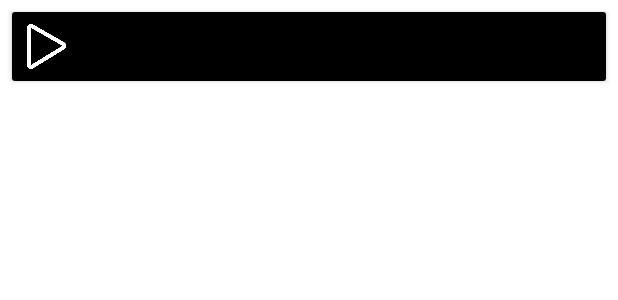
After one commit to Grigalgol/KinoHype, an Android app: the layout trailer.xml on its own in the app's theme, with its tools: preview values and no code run, on a phone screen of 412 x 824 dp. The commit adds this screen. Shown: the top 300 px of the screen. Run offline under Robolectric (Android 15) with nearby library versions, the phone set to English and light mode, and no system bars.

Commit message:
Add Trailers andReviews

```diff
--- /dev/null
+++ b/app/src/main/res/layout/trailer.xml
@@ -0,0 +1,38 @@
+<?xml version="1.0" encoding="utf-8"?>
+<androidx.cardview.widget.CardView xmlns:android="http://schemas.android.com/apk/res/android"
+    xmlns:tools="http://schemas.android.com/tools"
+    android:layout_width="match_parent"
+    android:layout_height="wrap_content"
+    xmlns:app="http://schemas.android.com/apk/res-auto"
+    android:layout_margin="8dp"
+    android:background="@color/black">
+
+    <androidx.constraintlayout.widget.ConstraintLayout
+        android:layout_width="match_parent"
+        android:layout_height="wrap_content"
+        android:background="@color/black">
+
+        <ImageView
+            android:id="@+id/imageViewPlay"
+            android:layout_width="30dp"
+            android:layout_height="30dp"
+            android:layout_margin="8dp"
+            app:layout_constraintBottom_toBottomOf="parent"
+            app:layout_constraintStart_toStartOf="parent"
+            app:layout_constraintTop_toTopOf="parent"
+            app:srcCompat="@drawable/play"
+            android:contentDescription="@string/touch_trailer" />
+
+        <TextView
+            android:id="@+id/textNameOfVideo"
+            android:layout_width="0dp"
+            android:layout_height="wrap_content"
+            android:layout_margin="8dp"
+            android:textSize="12sp"
+            android:textColor="@color/white"
+            app:layout_constraintBottom_toBottomOf="parent"
+            app:layout_constraintEnd_toEndOf="parent"
+            app:layout_constraintStart_toEndOf="@+id/imageViewPlay"
+            app:layout_constraintTop_toTopOf="parent" />
+    </androidx.constraintlayout.widget.ConstraintLayout>
+</androidx.cardview.widget.CardView>
--- a/app/src/main/res/values/strings.xml
+++ b/app/src/main/res/values/strings.xml
@@ -10,4 +10,5 @@
     <string name="Raiting">Рейтинг</string>
     <string name="menu_main">Главная</string>
     <string name="menu_love">Избранное</string>
+    <string name="touch_trailer">Запустить трейлер</string>
 </resources>
```
Also changed, not shown: app/src/main/java/com/example/kinohype/AboutFilmActivity.java (+37 -0 lines), app/src/main/java/com/example/kinohype/Internet.java (+50 -0 lines), app/src/main/java/com/example/kinohype/JSONformat.java (+42 -0 lines), app/src/main/java/com/example/kinohype/ReviewAdapter.java (added, +55 -0 lines), app/src/main/java/com/example/kinohype/TrailerAdapter.java (added, +68 -0 lines), app/src/main/java/com/example/kinohype/data/Review.java (added, +27 -0 lines), app/src/main/java/com/example/kinohype/data/Trailer.java (added, +27 -0 lines), app/src/main/res/layout/activity_about_film.xml (+20 -0 lines), app/src/main/res/layout/review.xml (added, +37 -0 lines), app/src/main/java/com/example/kinohype/LoveFilmActivity.java (line endings or trailing spaces), app/src/main/res/drawable/play.png (added).
